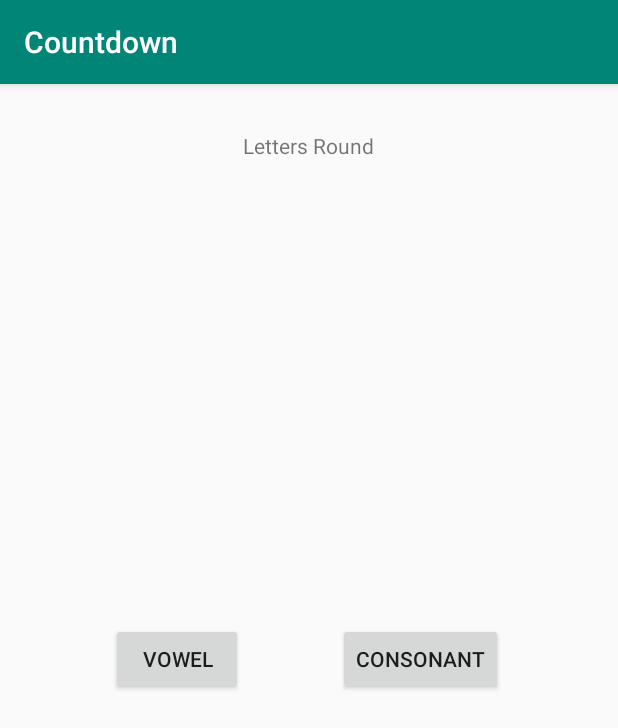
After one commit to bkiraga/Countdown-for-Android, an Android app: the LettersRdActivity screen opened directly, with no data from a screen before it, on a phone screen of 412 x 824 dp. The commit adds this screen. Shown: the top 728 px of the screen. Run offline under Robolectric (Android 15) with nearby library versions, the phone set to English and light mode, and no system bars.

```diff
--- a/Countdown/app/src/main/AndroidManifest.xml
+++ b/Countdown/app/src/main/AndroidManifest.xml
@@ -12,7 +12,8 @@
         android:roundIcon="@mipmap/ic_launcher_round"
         android:supportsRtl="true"
         android:theme="@style/AppTheme">
-        <activity android:name=".NumbersRdActivity"></activity>
+        <activity android:name=".LettersRdActivity"></activity>
+        <activity android:name=".NumbersRdActivity" />
         <activity android:name=".SinglePlayerMenu" />
         <activity
             android:name=".ui.login.LoginActivity"
--- /dev/null
+++ b/Countdown/app/src/main/java/project/thirdYear/countdown/LettersRdActivity.kt
@@ -0,0 +1,12 @@
+package project.thirdYear.countdown
+
+import android.os.Bundle
+import androidx.appcompat.app.AppCompatActivity
+
+class LettersRdActivity : AppCompatActivity() {
+
+    override fun onCreate(savedInstanceState: Bundle?) {
+        super.onCreate(savedInstanceState)
+        setContentView(R.layout.activity_letters_rd)
+    }
+}
--- /dev/null
+++ b/Countdown/app/src/main/res/layout/activity_letters_rd.xml
@@ -0,0 +1,44 @@
+<?xml version="1.0" encoding="utf-8"?>
+<androidx.constraintlayout.widget.ConstraintLayout xmlns:android="http://schemas.android.com/apk/res/android"
+    xmlns:app="http://schemas.android.com/apk/res-auto"
+    xmlns:tools="http://schemas.android.com/tools"
+    android:layout_width="match_parent"
+    android:layout_height="match_parent"
+    tools:context=".LettersRdActivity">
+
+    <Button
+        android:id="@+id/vowelButton"
+        android:layout_width="wrap_content"
+        android:layout_height="wrap_content"
+        android:text="Vowel"
+        app:layout_constraintBottom_toBottomOf="parent"
+        app:layout_constraintEnd_toEndOf="parent"
+        app:layout_constraintHorizontal_bias="0.229"
+        app:layout_constraintStart_toStartOf="parent"
+        app:layout_constraintTop_toTopOf="parent"
+        app:layout_constraintVertical_bias="0.499" />
+
+    <Button
+        android:id="@+id/consonantButton"
+        android:layout_width="wrap_content"
+        android:layout_height="wrap_content"
+        android:text="Consonant"
+        app:layout_constraintBottom_toBottomOf="parent"
+        app:layout_constraintEnd_toEndOf="parent"
+        app:layout_constraintHorizontal_bias="0.746"
+        app:layout_constraintStart_toStartOf="parent"
+        app:layout_constraintTop_toTopOf="parent"
+        app:layout_constraintVertical_bias="0.499" />
+
+    <TextView
+        android:id="@+id/textView"
+        android:layout_width="wrap_content"
+        android:layout_height="wrap_content"
+        android:text="Letters Round"
+        app:layout_constraintBottom_toBottomOf="parent"
+        app:layout_constraintEnd_toEndOf="parent"
+        app:layout_constraintHorizontal_bias="0.498"
+        app:layout_constraintStart_toStartOf="parent"
+        app:layout_constraintTop_toTopOf="parent"
+        app:layout_constraintVertical_bias="0.042" />
+</androidx.constraintlayout.widget.ConstraintLayout>
```
Also changed, not shown: Countdown/app/src/main/java/project/thirdYear/countdown/NumbersRdActivity.kt (+40 -17 lines).
